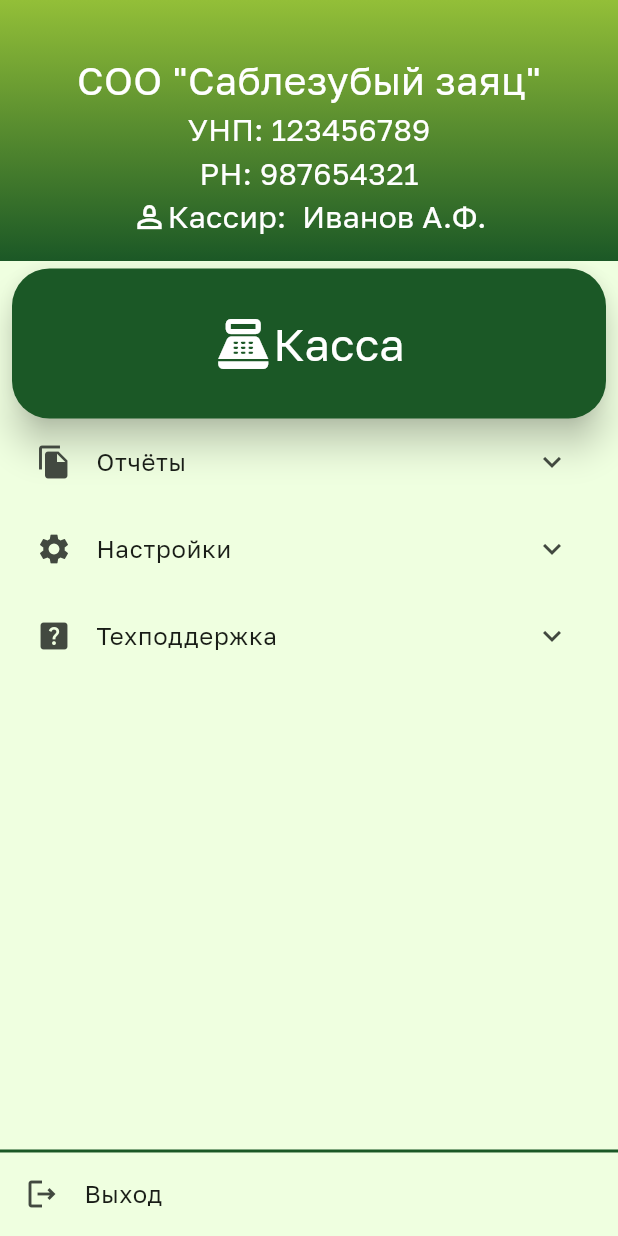
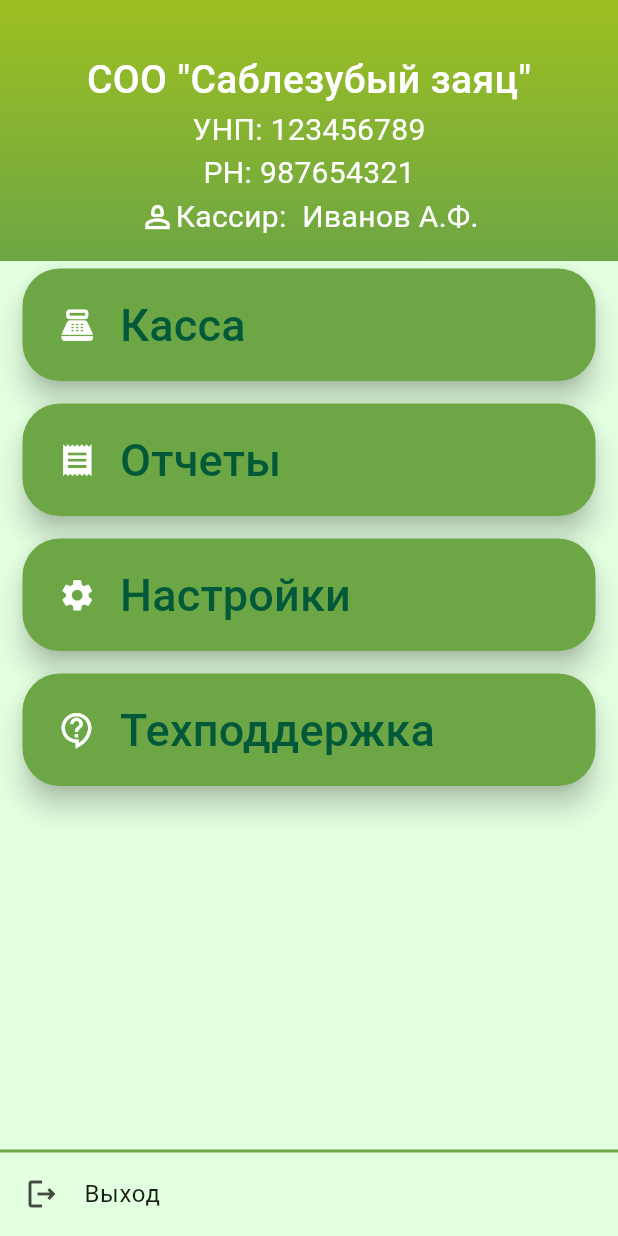
Before and after one commit to NikitaEremin/chek_experiments, a Flutter app: the MenuScreen screen opened by its route, on a phone screen of 412 x 824 dp. Run offline on Flutter 3.47's test engine with Material 3 defaults, Android fonts, the phone set to English and light mode, and no system bars; Roboto replaces fonts that are missing (Iskra).

Commit message:
ui commit

```diff
--- a/lib/main.dart
+++ b/lib/main.dart
@@ -15,8 +15,8 @@ class MyApp extends StatelessWidget {
     return MaterialApp(
       title: 'Flutter Demo',
       theme: ThemeData(
-        splashColor: Color(0xFFE2FFE0),
-        fontFamily: 'Golos',
+        splashColor: AppColors.bgColor,
+        fontFamily: 'Iskra',
         scaffoldBackgroundColor: AppColors.bgColor,
         colorScheme: ColorScheme.fromSeed(seedColor: Colors.green),
         useMaterial3: true,
--- a/lib/ui/screens/auth_screen.dart
+++ b/lib/ui/screens/auth_screen.dart
@@ -1,7 +1,5 @@
-import 'package:chek_experiments/ui/screens/transitions.dart';
 import 'package:flutter/material.dart';
 import '../theme/colors.dart';
-import 'menu_screen.dart';
 
 class AuthScreen extends StatefulWidget {
   const AuthScreen({super.key});
@@ -42,10 +40,9 @@ class _AuthScreenState extends State<AuthScreen> {
               gradient: LinearGradient(
                 begin: Alignment.topLeft,
                 end: Alignment.bottomRight,
-                stops: [0, 0.65],
                 colors: <Color>[
                   AppColors.startGradient,
-                  AppColors.darkGreen,
+                  AppColors.endGradient,
                 ],
               )),
           child: Column(
@@ -94,7 +91,7 @@ class _AuthScreenState extends State<AuthScreen> {
                             fontWeight: FontWeight.w400,
                             fontFamily: 'Iskra',
                             fontSize: 20,
-                            color: Colors.white.withOpacity(0.5),
+                            color: Colors.white.withOpacity(0.8),
                           ),
                         ),
                       ],
@@ -144,9 +141,8 @@ class _AuthScreenState extends State<AuthScreen> {
                               )),
                           InkWell(
                             onTap: () {
-                              // FadeTransitionRoute(widget: MenuScreen());
-                              Navigator.of(context).push(FadeTransitionRoute(widget: MenuScreen()));
-                              print('${_login.text}@4ek.by');
+                              Navigator.of(context).pushReplacementNamed('/menu_screen');
+                              // print('${_login.text}@4ek.by');
                             },
                           ),
                         ]),
@@ -158,7 +154,7 @@ class _AuthScreenState extends State<AuthScreen> {
               Expanded(
                 child: Container(
                   alignment: Alignment.bottomLeft,
-                  child: IconButton(onPressed: () {}, icon: Icon(Icons.info_outline), color: Colors.white,),
+                  child: IconButton(onPressed: () {}, icon: Icon(Icons.info_outline_rounded, size: 40,), color: Colors.white,),
                 ),
               ),
               const Align(
--- a/lib/ui/screens/cashbox_screen.dart
+++ b/lib/ui/screens/cashbox_screen.dart
@@ -33,7 +33,7 @@ class _CashBoxScreenState extends State<CashBoxScreen> {
       appBar: AppBar(
 
         iconTheme: const IconThemeData(color: Colors.white),
-        backgroundColor: AppColors.darkGreen,
+        backgroundColor: AppColors.mediumGreen,
         title: const Text(
           'Касса',
           style: AppTextStyles.headerText,
@@ -72,7 +72,7 @@ class _CashBoxScreenState extends State<CashBoxScreen> {
             style: ButtonStyle(
               minimumSize:
                   MaterialStateProperty.all(Size(double.maxFinite, 50)),
-              backgroundColor: MaterialStateProperty.all(AppColors.darkGreen),
+              backgroundColor: MaterialStateProperty.all(AppColors.mediumGreen),
               shape: MaterialStateProperty.all(RoundedRectangleBorder(
                   borderRadius: BorderRadius.circular(10))),
               elevation: MaterialStateProperty.all<double>(5),
--- a/lib/ui/screens/menu_screen.dart
+++ b/lib/ui/screens/menu_screen.dart
@@ -1,9 +1,9 @@
 import 'package:chek_experiments/ui/constants.dart';
 import 'package:chek_experiments/ui/theme/colors.dart';
-import 'package:chek_experiments/ui/widgets/menu_item.dart';
 import 'package:flutter/material.dart';
 
 import '../widgets/header_widget.dart';
+import '../widgets/menu_element.dart';
 
 class MenuScreen extends StatefulWidget {
   const MenuScreen({super.key});
@@ -15,19 +15,6 @@ class MenuScreen extends StatefulWidget {
 class _MenuScreenState extends State<MenuScreen> {
   @override
   Widget build(BuildContext context) {
-    List<MenuListItem> menuItems = [
-      MenuListItem(
-          icon: const Icon(
-            Icons.point_of_sale_outlined,
-            size: 40,
-            color: Colors.white,
-          ),
-          title: 'Касса'),
-      MenuListItem(icon: const Icon(Icons.file_copy), title: 'Отчёты'),
-      MenuListItem(icon: const Icon(Icons.settings), title: 'Настройки'),
-      MenuListItem(icon: const Icon(Icons.help_center), title: 'Техподдержка'),
-    ];
-
     return Scaffold(
       body: Column(
         crossAxisAlignment: CrossAxisAlignment.start,
@@ -40,45 +27,21 @@ class _MenuScreenState extends State<MenuScreen> {
           ),
           Expanded(
             child: Padding(
-              padding: const EdgeInsets.symmetric(horizontal: 8.0),
-              child: ListView.builder(
-                itemCount: menuItems.length,
-                itemBuilder: (BuildContext context, int index) {
-                  if (menuItems[index].title == 'Касса') {
-                    return FilledButton(
-                        style: ButtonStyle(
-                          minimumSize:
-                          MaterialStateProperty.all(Size(double.maxFinite, 100)),
-                          backgroundColor: MaterialStateProperty.all(AppColors.darkGreen),
-                          shape: MaterialStateProperty.all(RoundedRectangleBorder(
-                              borderRadius: BorderRadius.circular(25))),
-                          elevation: MaterialStateProperty.all<double>(10),
-                        ),
-                        onPressed: () {
-                          Navigator.of(context).pushNamed('/cashbox_screen');
-                        },
-                        child: Row(
-                          mainAxisAlignment: MainAxisAlignment.center,
-                          children: [
-                            menuItems[index].icon,
-                            Text(menuItems[index].title, style: TextStyle(fontSize: 30),),
-                          ],
-                        ));
-                  } else {
-                    return ExpansionTile(
-                      leading: menuItems[index].icon,
-                      title: Text(menuItems[index].title),
-                      children: [MenuItem(id: menuItems[index].title)],
-                    );
-                  }
-                },
+              padding: const EdgeInsets.fromLTRB(15, 0, 15, 15),
+              child: ListView(
+                children: const [
+                  MenuElement(icon: Icons.point_of_sale, title: 'Касса',),
+                  MenuElement(icon: Icons.receipt, title: 'Отчеты',),
+                  MenuElement(icon: Icons.settings, title: 'Настройки',),
+                  MenuElement(icon: Icons.contact_support_outlined, title: 'Техподдержка',),
+                ],
               ),
             ),
           ),
           Container(
             decoration: const BoxDecoration(
                 border: Border(
-              top: BorderSide(width: 2.0, color: AppColors.darkGreen),
+              top: BorderSide(width: 2.0, color: AppColors.mediumGreen),
             )),
             height: MediaQuery.of(context).size.height * 0.07,
             child: InkWell(
@@ -96,10 +59,3 @@ class _MenuScreenState extends State<MenuScreen> {
     );
   }
 }
-
-class MenuListItem {
-  final Icon icon;
-  final String title;
-
-  MenuListItem({required this.icon, required this.title});
-}
--- a/lib/ui/screens/splash_screen.dart
+++ b/lib/ui/screens/splash_screen.dart
@@ -61,7 +61,7 @@ class _SplashScreenState extends State<SplashScreen>
             stops: [0, 0.65],
             colors: <Color>[
               AppColors.startGradient,
-              AppColors.darkGreen,
+              AppColors.endGradient,
             ],
           )),
           child: SlideTransition(
--- a/lib/ui/theme/colors.dart
+++ b/lib/ui/theme/colors.dart
@@ -2,9 +2,21 @@ import 'package:flutter/material.dart';
 
 class AppColors {
 
+
+
+  static const Color littleGreen = Color(0xFF9DBF21);
+  static const Color mediumGreen = Color(0xFF6DA644);
+  static const Color darkGreen = Color(0xFF025939);
+
+
+  static const Color cardContent = Color(0xFF025939);
+
+
+  //auth_screen gradient#
   static const Color startGradient = Color(0xFF93BF38);
-  static const Color darkGreen = Color(0xFF1B5826);
-  static const Color appBarGradient = Color(0xFF93BF38);
-  static const Color bgColor = Color(0xFFEFFFE0);
+  static const Color endGradient = Color(0xFF1B5826);
+
+  //background color
+  static const Color bgColor = Color(0xFFE2FFE0);
 
 }
--- a/lib/ui/widgets/header_widget.dart
+++ b/lib/ui/widgets/header_widget.dart
@@ -23,9 +23,10 @@ class Header extends StatelessWidget {
       clipBehavior: Clip.antiAlias,
       decoration: const BoxDecoration(
         gradient: LinearGradient(colors: [
-          AppColors.darkGreen,
-          AppColors.appBarGradient,
-        ], begin: Alignment.bottomCenter, end: Alignment.topCenter),
+          AppColors.littleGreen,
+          AppColors.mediumGreen,
+
+        ], begin: Alignment.topCenter, end: Alignment.bottomCenter),
         // borderRadius: BorderRadius.vertical(
         //     top: Radius.zero, bottom: Radius.circular(30)),
       ),
@@ -37,7 +38,7 @@ class Header extends StatelessWidget {
             padding: const EdgeInsets.fromLTRB(15, 35, 15, 15),
             child: Column(
               children: [
-                Text('$companyName', style: AppTextStyles.headerText),
+                Text(companyName, style: AppTextStyles.headerText),
                 Text('УНП: $unp', style: AppTextStyles.headerTextInfo),
                 Text('РН: $cashboxNumber', style: AppTextStyles.headerTextInfo),
                 Row(
--- /dev/null
+++ b/lib/ui/widgets/menu_element.dart
@@ -0,0 +1,46 @@
+import 'package:flutter/cupertino.dart';
+import 'package:flutter/material.dart';
+import 'package:flutter/widgets.dart';
+
+import '../theme/colors.dart';
+
+class MenuElement extends StatelessWidget {
+  final IconData icon;
+  final String title;
+
+  const MenuElement({super.key, required this.icon, required this.title});
+
+  @override
+  Widget build(BuildContext context) {
+    return Padding(
+      padding: const EdgeInsets.only(bottom: 15),
+      child: FilledButton(
+        style: ButtonStyle(
+          minimumSize:
+          MaterialStateProperty.all(const Size(double.maxFinite, 75)),
+          backgroundColor: MaterialStateProperty.all(AppColors.mediumGreen),
+          shape: MaterialStateProperty.all(
+              RoundedRectangleBorder(borderRadius: BorderRadius.circular(25))),
+          elevation: MaterialStateProperty.all<double>(7.5),
+        ),
+        onPressed: () {
+          Navigator.of(context).pushNamed('/cashbox_screen');
+        },
+        child: Row(
+          mainAxisAlignment: MainAxisAlignment.start,
+          children: [
+            Icon(icon, size: 25),
+            Padding(
+              padding: const EdgeInsets.only(left: 16.0),
+              child: Text(
+                title,
+                style: const TextStyle(fontSize: 30, color: AppColors.cardContent),
+
+              ),
+            ),
+          ],
+        ),
+      ),
+    );
+  }
+}
```
Also changed, not shown: assets/images/4ek_logo.png (added).
